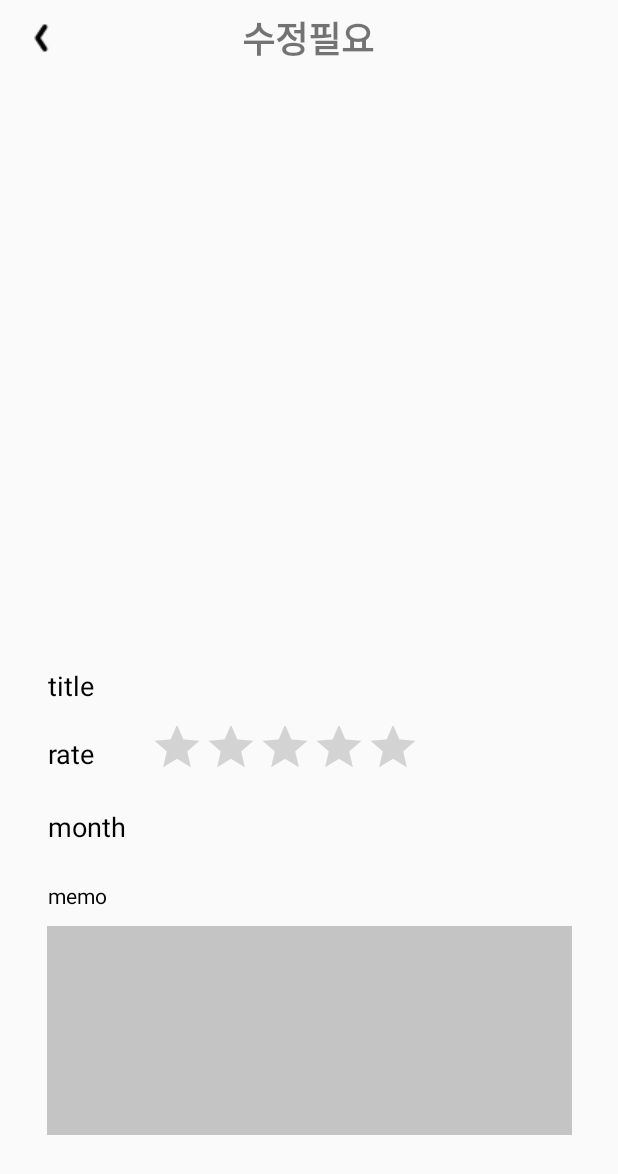
After one commit to duswl9801/BookBoogie, an Android app: the BookCheckActivity screen opened directly, with no data from a screen before it, on a phone screen of 412 x 824 dp. The commit adds this screen. Shown: the top 1174 px of the screen. Run offline under Robolectric (Android 15) with nearby library versions, the phone set to English and light mode, and no system bars; pictures from the network do not load; 7 statements that could not run were skipped.

```diff
--- a/app/src/main/AndroidManifest.xml
+++ b/app/src/main/AndroidManifest.xml
@@ -43,6 +43,7 @@
         <activity android:name=".DirectAddDialogActivity" android:theme="@style/Theme.DirectAddDialog" ></activity>
         <activity android:name=".NoResultDialogActivity" android:theme="@style/Theme.DirectAddDialog"></activity>
         <activity android:name=".SplashActivity"></activity>
+        <activity android:name=".BookCheckActivity"></activity>
 
     </application>
 
--- /dev/null
+++ b/app/src/main/java/com/reading_app/bookboogie/BookCheckActivity.java
@@ -0,0 +1,72 @@
+package com.reading_app.bookboogie;
+
+import android.content.Intent;
+import android.graphics.Bitmap;
+import android.graphics.BitmapFactory;
+import android.net.Uri;
+import android.os.Bundle;
+import android.util.Base64;
+import android.view.View;
+import android.widget.ImageButton;
+import android.widget.ImageView;
+import android.widget.RatingBar;
+import android.widget.TextView;
+
+import androidx.appcompat.app.AppCompatActivity;
+
+import com.bumptech.glide.Glide;
+import com.google.android.material.textfield.TextInputEditText;
+
+public class BookCheckActivity extends AppCompatActivity {
+
+    Book book;
+
+    String img_string;
+    Bitmap img_bitmap;
+
+    @Override
+    protected void onCreate(Bundle savedInstanceState) {
+        super.onCreate(savedInstanceState);
+        setContentView(R.layout.acticity_book_check);
+
+        Intent intent = getIntent();
+        book = (Book) intent.getSerializableExtra("BookData");
+
+        ImageButton backBtn = findViewById(R.id.backBtn);
+        ImageView book_img = findViewById(R.id.book_img);
+        TextView book_title_textview = findViewById(R.id.book_title_textview);
+        RatingBar rating_bar = findViewById(R.id.ratingBar);
+        TextInputEditText memo = findViewById(R.id.memoText);
+
+        backBtn.setOnClickListener(new View.OnClickListener() {
+            @Override
+            public void onClick(View v) {
+                onBackPressed();
+            }
+        });
+
+        if(book.isSearchedBook == true){     // 책의 이미지가 검색 결과인 url로 전해졌을때
+            Uri book_uri = Uri.parse(book.getImage());
+            Glide.with(this).load(book_uri).into(book_img);
+        }
+        else{       // 책의 이미지가 사용자가 직접 넣은 비트맵이미지일때
+
+            img_string = book.getImage();
+
+            // 문자열을 다시 비트맵으로 바꾸는 코드
+            byte[] decodedByteArray = Base64.decode(img_string, Base64.NO_WRAP);
+            img_bitmap = BitmapFactory.decodeByteArray(decodedByteArray, 0, decodedByteArray.length);
+
+            book_img.setImageBitmap(img_bitmap);
+
+        }
+
+
+        book_title_textview.setText(book.getTitle());
+        rating_bar.setRating(book.getRating());
+
+        memo.setText(book.getMemo());
+
+
+    }
+}
--- a/app/src/main/java/com/reading_app/bookboogie/CollectedBooksActivity.java
+++ b/app/src/main/java/com/reading_app/bookboogie/CollectedBooksActivity.java
@@ -3,6 +3,7 @@ package com.reading_app.bookboogie;
 import android.content.Intent;
 import android.content.SharedPreferences;
 import android.os.Bundle;
+import android.util.Log;
 import android.view.View;
 import android.widget.ImageButton;
 import android.widget.TextView;
@@ -45,6 +46,8 @@ public class CollectedBooksActivity extends AppCompatActivity {
             Gson gson = new Gson();
             String json = (String)iter.next();
             books.add(gson.fromJson(json, Book.class));
+
+            Log.d("isSearched_check", String.valueOf(gson.fromJson(json, Book.class).isSearchedBook));
         }
 //        Map<String, ?> allEntries = book_sharedpreference.getAll();
 //        for(Map.Entry<String, ?> entry : allEntries.entrySet()){
--- /dev/null
+++ b/app/src/main/res/layout/acticity_book_check.xml
@@ -0,0 +1,198 @@
+<?xml version="1.0" encoding="utf-8"?>
+<androidx.constraintlayout.widget.ConstraintLayout xmlns:android="http://schemas.android.com/apk/res/android"
+    android:layout_width="match_parent"
+    android:layout_height="match_parent"
+    xmlns:app="http://schemas.android.com/apk/res-auto">
+
+    <androidx.constraintlayout.widget.Guideline
+        android:id="@+id/top_guideline_book_check"
+        android:layout_width="wrap_content"
+        android:layout_height="wrap_content"
+        android:orientation="horizontal"
+        app:layout_constraintGuide_begin="50dp" />
+
+    <androidx.constraintlayout.widget.ConstraintLayout
+        android:id="@+id/constraintLayout4"
+        android:layout_width="0dp"
+        android:layout_height="0dp"
+        app:layout_constraintBottom_toTopOf="@+id/top_guideline_book_check"
+        app:layout_constraintEnd_toEndOf="parent"
+        app:layout_constraintHorizontal_bias="0.0"
+        app:layout_constraintStart_toStartOf="parent"
+        app:layout_constraintTop_toTopOf="parent"
+        app:layout_constraintVertical_bias="0.0">
+
+        <ImageButton
+            android:id="@+id/backBtn"
+            android:layout_width="wrap_content"
+            android:layout_height="0dp"
+            android:layout_marginStart="16dp"
+            android:layout_marginLeft="16dp"
+            android:background="@android:color/transparent"
+            app:layout_constraintBottom_toBottomOf="parent"
+            app:layout_constraintStart_toStartOf="parent"
+            app:layout_constraintTop_toTopOf="parent"
+            app:layout_constraintVertical_bias="0.0"
+            app:srcCompat="@drawable/forward_page_black" />
+
+        <TextView
+            android:id="@+id/textView24"
+            android:layout_width="wrap_content"
+            android:layout_height="wrap_content"
+            android:text="수정필요"
+            android:textSize="24sp"
+            android:textStyle="bold"
+            app:layout_constraintBottom_toBottomOf="parent"
+            app:layout_constraintEnd_toEndOf="parent"
+            app:layout_constraintHorizontal_bias="0.498"
+            app:layout_constraintStart_toStartOf="parent"
+            app:layout_constraintTop_toTopOf="parent" />
+
+    </androidx.constraintlayout.widget.ConstraintLayout>
+
+    <ImageView
+        android:id="@+id/book_img"
+        android:layout_width="200dp"
+        android:layout_height="300dp"
+        android:layout_marginStart="103dp"
+        android:layout_marginLeft="103dp"
+        android:layout_marginTop="24dp"
+        android:layout_marginEnd="108dp"
+        android:layout_marginRight="108dp"
+        android:layout_marginBottom="357dp"
+        app:layout_constraintBottom_toBottomOf="parent"
+        app:layout_constraintEnd_toEndOf="parent"
+        app:layout_constraintStart_toStartOf="parent"
+        app:layout_constraintTop_toTopOf="@+id/top_guideline_book_check" />
+
+    <TextView
+        android:id="@+id/title"
+        android:layout_width="wrap_content"
+        android:layout_height="wrap_content"
+        android:layout_marginStart="32dp"
+        android:layout_marginLeft="32dp"
+        android:layout_marginTop="24dp"
+        android:text="title"
+        android:textColor="@android:color/background_dark"
+        android:textSize="18sp"
+
+        app:layout_constraintBottom_toBottomOf="parent"
+        app:layout_constraintEnd_toEndOf="parent"
+        app:layout_constraintHorizontal_bias="0.0"
+        app:layout_constraintStart_toStartOf="parent"
+        app:layout_constraintTop_toBottomOf="@+id/book_img"
+        app:layout_constraintVertical_bias="0.0"/>
+
+    <TextView
+        android:id="@+id/book_title_textview"
+        android:layout_width="match_parent"
+        android:layout_height="wrap_content"
+        android:layout_alignBaseline="@id/title"
+        android:layout_alignParentRight="true"
+        android:layout_marginStart="100dp"
+        android:layout_marginLeft="100dp"
+        android:layout_marginTop="24dp"
+        app:layout_constraintBottom_toBottomOf="parent"
+        app:layout_constraintEnd_toEndOf="parent"
+        app:layout_constraintHorizontal_bias="1.0"
+        app:layout_constraintStart_toEndOf="@+id/title"
+        app:layout_constraintTop_toBottomOf="@+id/book_img"
+        app:layout_constraintVertical_bias="0.0" />
+
+    <TextView
+        android:id="@+id/rate"
+        android:layout_width="wrap_content"
+        android:layout_height="wrap_content"
+        android:layout_marginStart="32dp"
+        android:layout_marginLeft="32dp"
+        android:layout_marginTop="45dp"
+        android:text="rate"
+        android:textColor="@android:color/background_dark"
+
+        android:textSize="18sp"
+        app:layout_constraintBottom_toBottomOf="parent"
+        app:layout_constraintEnd_toEndOf="parent"
+        app:layout_constraintHorizontal_bias="0.0"
+        app:layout_constraintStart_toStartOf="parent"
+        app:layout_constraintTop_toTopOf="@+id/title"
+        app:layout_constraintVertical_bias="0.0" />
+
+    <RatingBar
+        android:id="@+id/ratingBar"
+        style="@style/Widget.AppCompat.RatingBar.Indicator"
+        android:layout_width="wrap_content"
+        android:layout_height="44dp"
+        android:layout_alignParentRight="true"
+
+        android:layout_marginStart="100dp"
+        android:layout_marginLeft="100dp"
+
+        android:layout_marginTop="16dp"
+        android:isIndicator="false"
+        app:layout_constraintBottom_toBottomOf="parent"
+        app:layout_constraintEnd_toEndOf="parent"
+        app:layout_constraintHorizontal_bias="0.0"
+        app:layout_constraintStart_toStartOf="parent"
+        app:layout_constraintTop_toBottomOf="@+id/book_title_textview"
+        app:layout_constraintVertical_bias="0.0" />
+
+    <TextView
+        android:id="@+id/month"
+        android:layout_width="wrap_content"
+        android:layout_height="wrap_content"
+        android:layout_marginStart="32dp"
+        android:layout_marginLeft="32dp"
+        android:layout_marginTop="24dp"
+        android:text="month"
+        android:textColor="@android:color/background_dark"
+        android:textSize="18sp"
+
+        app:layout_constraintBottom_toBottomOf="parent"
+        app:layout_constraintEnd_toEndOf="parent"
+        app:layout_constraintHorizontal_bias="0.0"
+        app:layout_constraintStart_toStartOf="parent"
+        app:layout_constraintTop_toBottomOf="@+id/rate"
+        app:layout_constraintVertical_bias="0.0"/>
+
+
+
+    <TextView
+        android:id="@+id/memo"
+        android:layout_width="wrap_content"
+        android:layout_height="wrap_content"
+        android:layout_marginStart="32dp"
+        android:layout_marginLeft="32dp"
+        android:layout_marginTop="24dp"
+        android:text="memo"
+        android:textColor="@android:color/background_dark"
+        android:textSize="14sp"
+
+        app:layout_constraintBottom_toBottomOf="parent"
+        app:layout_constraintEnd_toEndOf="parent"
+        app:layout_constraintHorizontal_bias="0.0"
+        app:layout_constraintStart_toStartOf="parent"
+        app:layout_constraintTop_toBottomOf="@+id/month"
+        app:layout_constraintVertical_bias="0.0"/>
+
+    <com.google.android.material.textfield.TextInputLayout
+        android:layout_width="350dp"
+        android:layout_height="150dp"
+        app:layout_constraintBottom_toBottomOf="parent"
+        app:layout_constraintEnd_toEndOf="parent"
+        app:layout_constraintStart_toStartOf="parent"
+        app:layout_constraintTop_toBottomOf="@+id/memo"
+        app:layout_constraintVertical_bias="0.0">
+
+        <com.google.android.material.textfield.TextInputEditText
+            android:id="@+id/memoText"
+            android:layout_width="match_parent"
+            android:layout_height="match_parent"
+            android:background="@color/cardview_shadow_start_color"
+            android:textColorLink="@android:color/transparent"
+            android:textCursorDrawable="@android:color/transparent" />
+    </com.google.android.material.textfield.TextInputLayout>
+
+
+
+
+</androidx.constraintlayout.widget.ConstraintLayout>
```
Also changed, not shown: app/src/main/java/com/reading_app/bookboogie/AddReadBookActivity.java (+65 -11 lines), app/src/main/java/com/reading_app/bookboogie/Book.java (+13 -8 lines), app/src/main/java/com/reading_app/bookboogie/CollectedBooksAdapter.java (+50 -9 lines).
